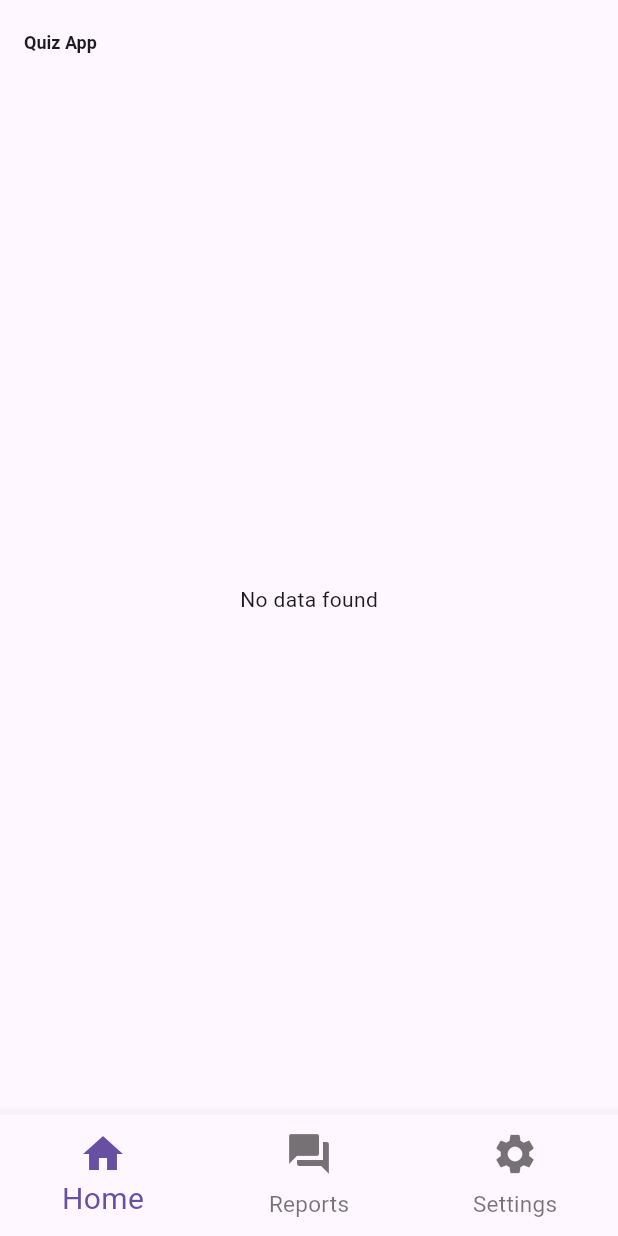
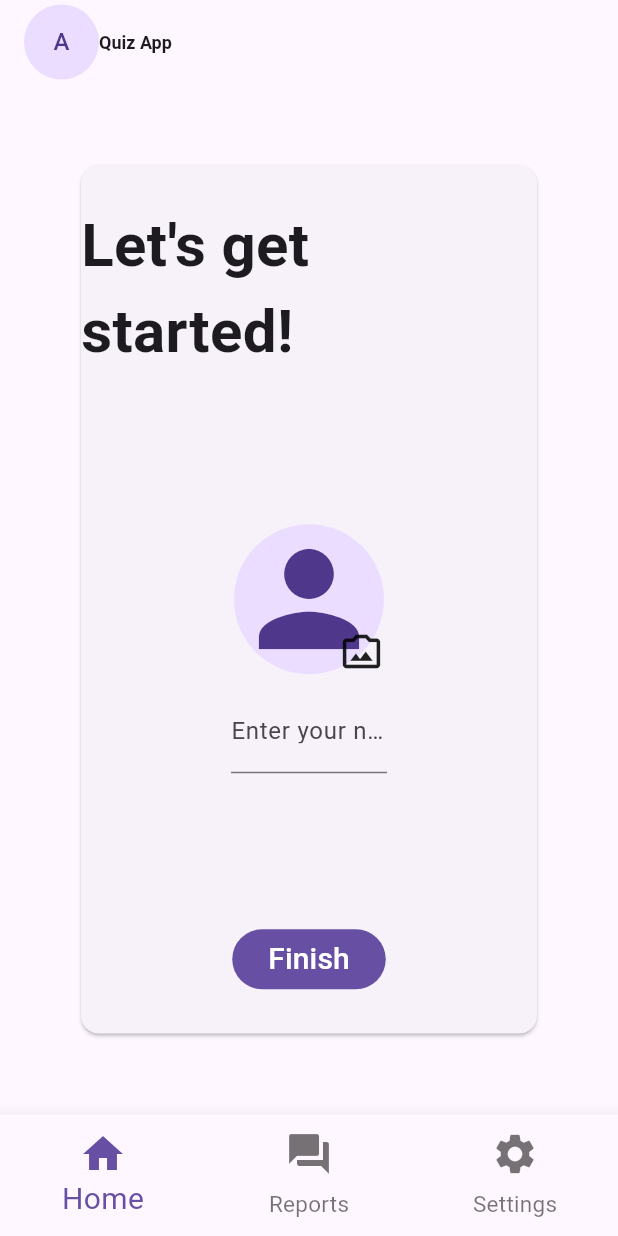
Before and after one commit to SMDParsa/mexam, a Flutter app: the screen it shows after launch, on a phone screen of 412 x 824 dp. Run offline on Flutter 3.47's test engine with Material 3 defaults, Android fonts, the phone set to English and light mode, and no system bars; our stand-ins replace permission_handler, shared_preferences, sqflite; missing offline and left inert: image_gallery_saver_plus; accounts and stored records are empty.

Commit message:
User Profile setup

```diff
--- a/lib/main.dart
+++ b/lib/main.dart
@@ -1,7 +1,9 @@
 import 'package:flutter/material.dart';
+import 'package:mexam/database_helper.dart';
 import 'package:mexam/home_page.dart';
 import 'package:mexam/reports_page.dart';
 import 'package:mexam/settings_page.dart';
+import 'package:mexam/user_profile_page.dart';
 import 'package:permission_handler/permission_handler.dart';
 import 'package:shared_preferences/shared_preferences.dart';
 
@@ -47,22 +49,24 @@ class _MyAppState extends State<MyApp> {
     return MaterialApp(
       title: 'Quiz App',
       theme: _isDarkMode ? ThemeData.dark() : ThemeData.light(),
-      home: MyHomePage(
+      home: MainPage(
         toggleDarkMode: _toggleDarkMode,
       ),
     );
   }
 }
 
-class MyHomePage extends StatefulWidget {
-  const MyHomePage({super.key, required this.toggleDarkMode});
+class MainPage extends StatefulWidget {
+  const MainPage({super.key, required this.toggleDarkMode});
   final Function toggleDarkMode;
 
   @override
-  State<MyHomePage> createState() => _MyHomePageState();
+  State<MainPage> createState() => _MainPageState();
 }
 
-class _MyHomePageState extends State<MyHomePage> {
+class _MainPageState extends State<MainPage> {
+  late Future<List<Map<String, dynamic>>> _userData;
+
   int selectedBNB = 0;
   double fontSize = 12;
 
@@ -108,19 +112,34 @@ class _MyHomePageState extends State<MyHomePage> {
     }
   }
 
+  Future<List<Map<String, dynamic>>> _getUserInfo() async {
+    await DatabaseHelper().database;
+
+    List<Map<String, dynamic>> userData = await DatabaseHelper().getUserInfo();
+
+    return userData;
+  }
+
   @override
   void initState() {
     super.initState();
     _loadFontSizePrefs();
+    _userData = _getUserInfo();
   }
 
   @override
   Widget build(BuildContext context) {
     return Scaffold(
         appBar: AppBar(
-          title: Text(
-            'Quiz App',
-            style: TextStyle(fontSize: fontSize, fontWeight: FontWeight.bold),
+          title: Row(
+            children: [
+              CircleAvatar(radius: 25, child: Text('A')),
+              Text(
+                'Quiz App',
+                style:
+                    TextStyle(fontSize: fontSize, fontWeight: FontWeight.bold),
+              ),
+            ],
           ),
         ),
         bottomNavigationBar: BottomNavigationBar(
@@ -147,7 +166,24 @@ class _MyHomePageState extends State<MyHomePage> {
                   tooltip: 'Settings'),
             ]),
         body: selectedBNB == 0
-            ? const HomePage()
+            ? /* _userData.isNotEmpty
+                ? const HomePage()
+                : const UserProfilePage() */
+
+            FutureBuilder(
+                future: _userData,
+                builder: (context, snapshot) {
+                  if (snapshot.hasError) {
+                    return Center(
+                      child: Text('Error: ${snapshot.error}'),
+                    );
+                  } else if (!snapshot.hasData || snapshot.data!.isEmpty) {
+                    return const UserProfilePage();
+                  } else {
+                    return const HomePage();
+                  }
+                },
+              )
             : selectedBNB == 1
                 ? const ReportsPage()
                 : SettingsPage(
--- /dev/null
+++ b/lib/user_profile_page.dart
@@ -0,0 +1,96 @@
+import 'package:flutter/material.dart';
+import 'package:mexam/database_helper.dart';
+import 'package:mexam/main.dart';
+
+void main() {
+  runApp(const MaterialApp(
+    home: UserProfilePage(),
+  ));
+}
+
+class UserProfilePage extends StatefulWidget {
+  const UserProfilePage({super.key});
+
+  @override
+  State<UserProfilePage> createState() => _UserProfilePageState();
+}
+
+class _UserProfilePageState extends State<UserProfilePage> {
+  TextEditingController nameController = TextEditingController();
+
+  Future<void> _saveUserData(String userName, String userPic) async {
+    await DatabaseHelper.saveUserInfo(userName, userPic);
+  }
+
+  @override
+  Widget build(BuildContext context) {
+    return Scaffold(
+      body: Center(
+        child: Padding(
+          padding: const EdgeInsets.all(50.0),
+          child: Card(
+            child: Column(
+              mainAxisAlignment: MainAxisAlignment.center,
+              children: [
+                const Text(
+                  "Let's get started!",
+                  style: TextStyle(fontSize: 40, fontWeight: FontWeight.bold),
+                ),
+                const SizedBox(
+                  height: 100,
+                ),
+                Stack(children: [
+                  CircleAvatar(
+                    radius: 50,
+                    child: Icon(
+                      Icons.person,
+                      size: 100,
+                    ),
+                  ),
+                  Positioned(
+                      bottom: 0,
+                      right: 0,
+                      child: Icon(
+                        Icons.photo_camera_back_outlined,
+                        size: 30,
+                      ))
+                ]),
+                SizedBox(
+                  height: 10,
+                ),
+                Padding(
+                  padding: const EdgeInsets.symmetric(horizontal: 100.0),
+                  child: TextField(
+                    controller: nameController,
+                    decoration: InputDecoration(labelText: 'Enter your name'),
+                  ),
+                ),
+                SizedBox(
+                  height: 100,
+                ),
+                FilledButton(
+                    onPressed: () {
+                      if (nameController.text.isNotEmpty) {
+                        _saveUserData(
+                            nameController.text, 'user Picture not set');
+                        Navigator.of(context).pushReplacement(MaterialPageRoute(
+                            builder: (context) => const MyApp()));
+                      } else {
+                        ScaffoldMessenger.of(context).showSnackBar(
+                            const SnackBar(
+                                content:
+                                    Text('Please enter your name to start')));
+                      }
+                    },
+                    child: Text(
+                      'Finish',
+                      style: TextStyle(fontSize: 20),
+                    ))
+              ],
+            ),
+          ),
+        ),
+      ),
+    );
+  }
+}
```
Also changed, not shown: lib/database_helper.dart (+27 -0 lines), lib/reports_page.dart (+72 -1 lines), 2 other files.
